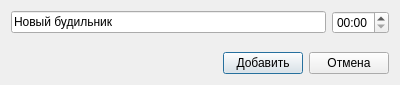
Old version of the form ui/new_alarm_clock_dialog.ui in the repository evilshoemaker/py-alarm-clock.
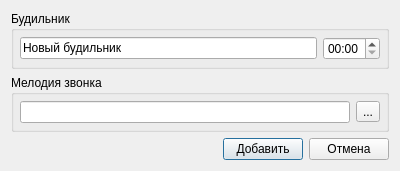
New version of the form.

Diff of the .ui file:
```diff
--- a/ui/new_alarm_clock_dialog.ui
+++ b/ui/new_alarm_clock_dialog.ui
@@ -7,7 +7,7 @@
     <x>0</x>
     <y>0</y>
     <width>400</width>
-    <height>85</height>
+    <height>155</height>
    </rect>
   </property>
   <property name="windowTitle">
@@ -15,7 +15,23 @@
   </property>
   <layout class="QVBoxLayout" name="verticalLayout">
    <item>
-    <layout class="QHBoxLayout" name="horizontalLayout">
+    <widget class="QGroupBox" name="groupBox_2">
+     <property name="title">
+      <string>Будильник</string>
+     </property>
+     <layout class="QHBoxLayout" name="horizontalLayout_3">
+      <property name="leftMargin">
+       <number>6</number>
+      </property>
+      <property name="topMargin">
+       <number>6</number>
+      </property>
+      <property name="rightMargin">
+       <number>6</number>
+      </property>
+      <property name="bottomMargin">
+       <number>6</number>
+      </property>
      <item>
       <widget class="QLineEdit" name="nameLineEdit">
        <property name="text">
@@ -31,6 +47,42 @@
       </widget>
      </item>
     </layout>
+    </widget>
+   </item>
+   <item>
+    <widget class="QGroupBox" name="groupBox">
+     <property name="title">
+      <string>Мелодия звонка</string>
+     </property>
+     <layout class="QHBoxLayout" name="horizontalLayout_4">
+      <property name="leftMargin">
+       <number>6</number>
+      </property>
+      <property name="topMargin">
+       <number>6</number>
+      </property>
+      <property name="rightMargin">
+       <number>6</number>
+      </property>
+      <property name="bottomMargin">
+       <number>6</number>
+      </property>
+      <item>
+       <widget class="QLineEdit" name="filePathLineEdit">
+        <property name="readOnly">
+         <bool>true</bool>
+        </property>
+       </widget>
+      </item>
+      <item>
+       <widget class="QToolButton" name="openFileButton">
+        <property name="text">
+         <string>...</string>
+        </property>
+       </widget>
+      </item>
+     </layout>
+    </widget>
    </item>
    <item>
     <spacer name="verticalSpacer">
```
Lines whose indentation alone changed are shown as unchanged.
